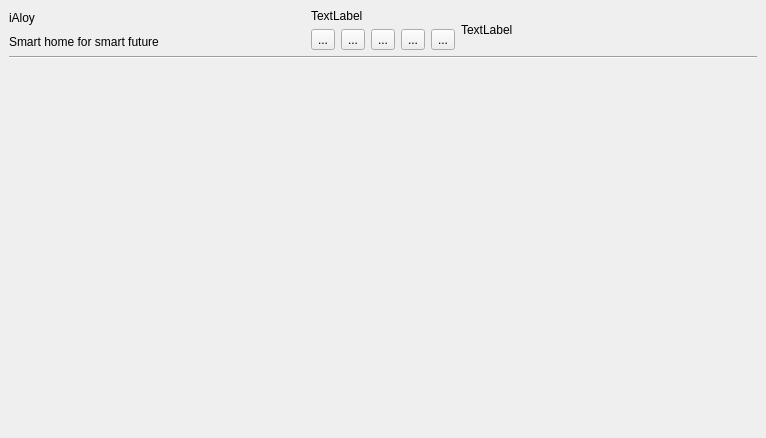
arghyabi/iAloy_old_desktop_app, file resource/ui/dashboard.ui: the form before one commit.
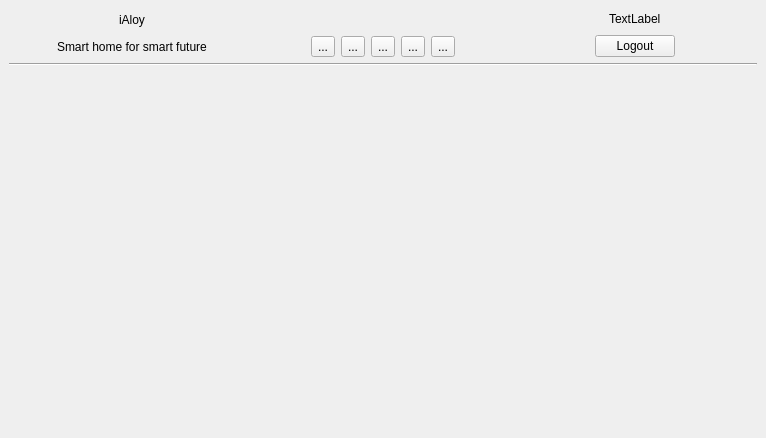
The form after the commit.

Commit message: top static bar updated for dashboard and mainwindow

Patch:
```diff
--- a/resource/ui/dashboard.ui
+++ b/resource/ui/dashboard.ui
@@ -14,40 +14,146 @@
    <string>MainWindow</string>
   </property>
   <widget class="QWidget" name="centralwidget">
-   <layout class="QVBoxLayout" name="verticalLayout_7">
+   <layout class="QVBoxLayout" name="verticalLayout_2">
     <item>
-     <layout class="QHBoxLayout" name="horizontalLayout_2">
+     <layout class="QHBoxLayout" name="horizontalLayout_7">
+      <item>
+       <layout class="QVBoxLayout" name="verticalLayout_4">
+        <item>
+         <layout class="QHBoxLayout" name="horizontalLayout_4">
+          <item>
+           <spacer name="horizontalSpacer_5">
+            <property name="orientation">
+             <enum>Qt::Horizontal</enum>
+            </property>
+            <property name="sizeHint" stdset="0">
+             <size>
+              <width>40</width>
+              <height>20</height>
+             </size>
+            </property>
+           </spacer>
+          </item>
+          <item>
+           <widget class="QLabel" name="ialoy_logo_label">
+            <property name="text">
+             <string>iAloy</string>
+            </property>
+           </widget>
+          </item>
+          <item>
+           <spacer name="horizontalSpacer_6">
+            <property name="orientation">
+             <enum>Qt::Horizontal</enum>
+            </property>
+            <property name="sizeHint" stdset="0">
+             <size>
+              <width>40</width>
+              <height>20</height>
+             </size>
+            </property>
+           </spacer>
+          </item>
+         </layout>
+        </item>
+        <item>
+         <layout class="QHBoxLayout" name="horizontalLayout_5">
+          <item>
+           <spacer name="horizontalSpacer_7">
+            <property name="orientation">
+             <enum>Qt::Horizontal</enum>
+            </property>
+            <property name="sizeHint" stdset="0">
+             <size>
+              <width>40</width>
+              <height>20</height>
+             </size>
+            </property>
+           </spacer>
+          </item>
+          <item>
+           <widget class="QLabel" name="ialoy_tag_line_label">
+            <property name="text">
+             <string>Smart home for smart future</string>
+            </property>
+           </widget>
+          </item>
+          <item>
+           <spacer name="horizontalSpacer_8">
+            <property name="orientation">
+             <enum>Qt::Horizontal</enum>
+            </property>
+            <property name="sizeHint" stdset="0">
+             <size>
+              <width>40</width>
+              <height>20</height>
+             </size>
+            </property>
+           </spacer>
+          </item>
+         </layout>
+        </item>
+       </layout>
+      </item>
       <item>
        <layout class="QVBoxLayout" name="verticalLayout">
         <item>
-         <widget class="QLabel" name="label_2">
-          <property name="text">
-           <string>iAloy</string>
-          </property>
-         </widget>
-        </item>
-        <item>
-         <widget class="QLabel" name="label">
-          <property name="text">
-           <string>Smart home for smart future</string>
-          </property>
-         </widget>
-        </item>
-       </layout>
-      </item>
-      <item>
-       <layout class="QVBoxLayout" name="verticalLayout_2">
-        <item>
-         <widget class="QLabel" name="label_3">
-          <property name="text">
-           <string>TextLabel</string>
-          </property>
-         </widget>
+         <layout class="QHBoxLayout" name="horizontalLayout_6">
+          <item>
+           <spacer name="horizontalSpacer_9">
+            <property name="orientation">
+             <enum>Qt::Horizontal</enum>
+            </property>
+            <property name="sizeHint" stdset="0">
+             <size>
+              <width>40</width>
+              <height>20</height>
+             </size>
+            </property>
+           </spacer>
+          </item>
+          <item>
+           <widget class="QLabel" name="time_label">
+            <property name="text">
+             <string/>
+            </property>
+           </widget>
+          </item>
+          <item>
+           <spacer name="horizontalSpacer_10">
+            <property name="orientation">
+             <enum>Qt::Horizontal</enum>
+            </property>
+            <property name="sizeHint" stdset="0">
+             <size>
+              <width>40</width>
+              <height>20</height>
+             </size>
+            </property>
+           </spacer>
+          </item>
+         </layout>
         </item>
         <item>
          <layout class="QHBoxLayout" name="horizontalLayout">
           <item>
-           <widget class="QToolButton" name="toolButton">
+           <spacer name="horizontalSpacer_11">
+            <property name="orientation">
+             <enum>Qt::Horizontal</enum>
+            </property>
+            <property name="sizeHint" stdset="0">
+             <size>
+              <width>40</width>
+              <height>20</height>
+             </size>
+            </property>
+           </spacer>
+          </item>
+          <item>
+           <widget class="QToolButton" name="app_update_button">
+            <property name="toolTip">
+             <string>Update</string>
+            </property>
             <property name="text">
              <string>...</string>
             </property>
@@ -81,6 +187,19 @@
             </property>
            </widget>
           </item>
+          <item>
+           <spacer name="horizontalSpacer_12">
+            <property name="orientation">
+             <enum>Qt::Horizontal</enum>
+            </property>
+            <property name="sizeHint" stdset="0">
+             <size>
+              <width>40</width>
+              <height>20</height>
+             </size>
+            </property>
+           </spacer>
+          </item>
          </layout>
         </item>
        </layout>
@@ -88,11 +207,78 @@
       <item>
        <layout class="QVBoxLayout" name="verticalLayout_3">
         <item>
-         <widget class="QLabel" name="label_4">
-          <property name="text">
-           <string>TextLabel</string>
-          </property>
-         </widget>
+         <layout class="QHBoxLayout" name="horizontalLayout_2">
+          <item>
+           <spacer name="horizontalSpacer_2">
+            <property name="orientation">
+             <enum>Qt::Horizontal</enum>
+            </property>
+            <property name="sizeHint" stdset="0">
+             <size>
+              <width>40</width>
+              <height>20</height>
+             </size>
+            </property>
+           </spacer>
+          </item>
+          <item>
+           <widget class="QLabel" name="pi_name_label">
+            <property name="text">
+             <string>TextLabel</string>
+            </property>
+           </widget>
+          </item>
+          <item>
+           <spacer name="horizontalSpacer">
+            <property name="orientation">
+             <enum>Qt::Horizontal</enum>
+            </property>
+            <property name="sizeHint" stdset="0">
+             <size>
+              <width>40</width>
+              <height>20</height>
+             </size>
+            </property>
+           </spacer>
+          </item>
+         </layout>
+        </item>
+        <item>
+         <layout class="QHBoxLayout" name="horizontalLayout_3">
+          <item>
+           <spacer name="horizontalSpacer_3">
+            <property name="orientation">
+             <enum>Qt::Horizontal</enum>
+            </property>
+            <property name="sizeHint" stdset="0">
+             <size>
+              <width>40</width>
+              <height>20</height>
+             </size>
+            </property>
+           </spacer>
+          </item>
+          <item>
+           <widget class="QPushButton" name="logout_button">
+            <property name="text">
+             <string>Logout</string>
+            </property>
+           </widget>
+          </item>
+          <item>
+           <spacer name="horizontalSpacer_4">
+            <property name="orientation">
+             <enum>Qt::Horizontal</enum>
+            </property>
+            <property name="sizeHint" stdset="0">
+             <size>
+              <width>40</width>
+              <height>20</height>
+             </size>
+            </property>
+           </spacer>
+          </item>
+         </layout>
         </item>
        </layout>
       </item>
```
Left out of the diff: 39 changed lines with no effect on the pictures. The commit also changes 10 other files.
